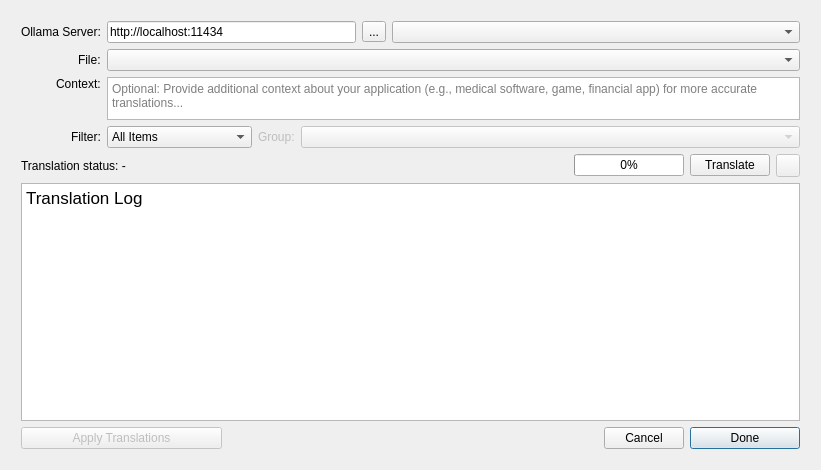
Before: the Qt Designer form src/linguist/linguist/machinetranslationdialog.ui in qt/qttools, drawn with Qt 5.
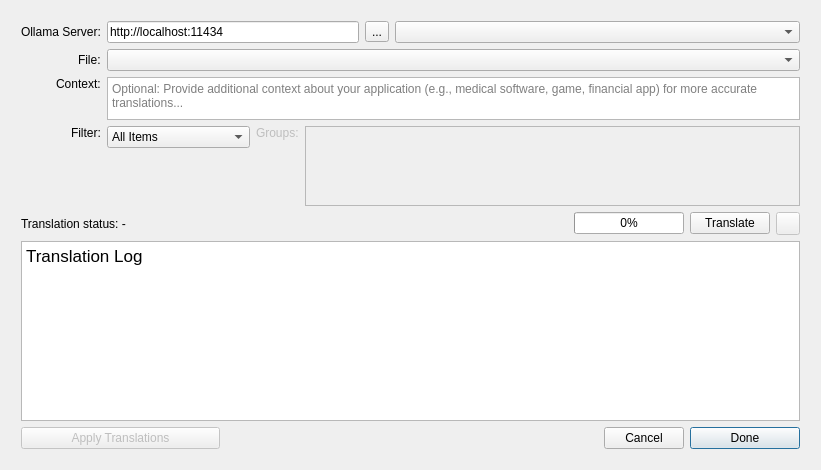
After: the same form once the commit is applied. Icons and pictures are not drawn.

Commit message:
Linguist: Add multi-context selection for AI translation
Allow users to select multiple translation contexts/labels at once
in the AI translation dialog. This enables translating manageable
batches for easier Gerrit review without processing entire files.

Fixes: QTBUG-141111

```diff
--- a/src/linguist/linguist/machinetranslationdialog.ui
+++ b/src/linguist/linguist/machinetranslationdialog.ui
@@ -151,7 +151,7 @@
        </property>
       </widget>
      </item>
-     <item row="5" column="0" alignment="Qt::AlignmentFlag::AlignRight">
+     <item row="5" column="0" alignment="Qt::AlignmentFlag::AlignRight|Qt::AlignmentFlag::AlignTop">
       <widget class="QLabel" name="filterLabel">
        <property name="text">
         <string>Filter:</string>
@@ -159,10 +159,19 @@
       </widget>
      </item>
      <item row="5" column="7" colspan="13">
-      <widget class="QComboBox" name="groupComboBox">
+      <widget class="QListWidget" name="groupListWidget">
        <property name="enabled">
         <bool>false</bool>
        </property>
+       <property name="maximumSize">
+        <size>
+         <width>16777215</width>
+         <height>80</height>
+        </size>
+       </property>
+       <property name="selectionMode">
+        <enum>QAbstractItemView::SelectionMode::ExtendedSelection</enum>
+       </property>
       </widget>
      </item>
      <item row="5" column="6">
@@ -171,11 +180,14 @@
         <bool>false</bool>
        </property>
        <property name="text">
-        <string>Group:</string>
+        <string>Groups:</string>
+       </property>
+       <property name="alignment">
+        <set>Qt::AlignmentFlag::AlignLeading|Qt::AlignmentFlag::AlignLeft|Qt::AlignmentFlag::AlignTop</set>
        </property>
       </widget>
      </item>
-     <item row="5" column="1" colspan="5">
+     <item row="5" column="1" colspan="5" alignment="Qt::AlignmentFlag::AlignTop">
       <widget class="QComboBox" name="filterComboBox">
        <item>
         <property name="text">
```
Left out of the diff: 5 changed lines with no effect on the pictures. The commit also changes 1 other file.
